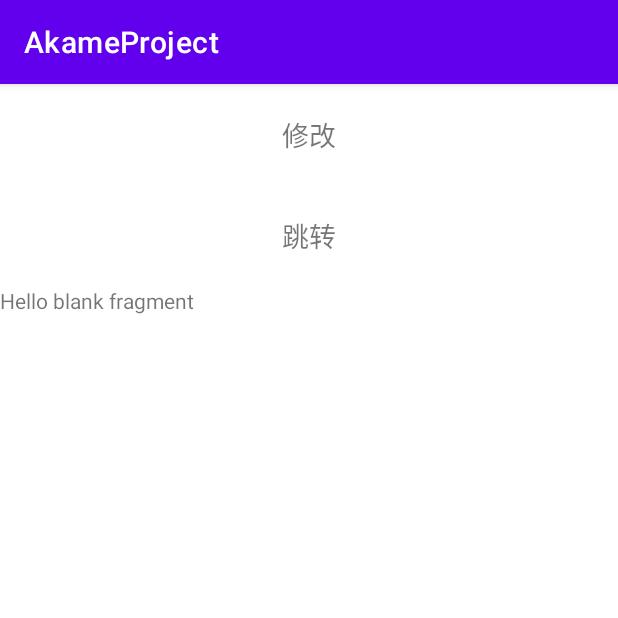
After one commit to Akames/AkameProject, an Android app: the fragment TowFragment placed in its activity, on a phone screen of 412 x 824 dp, the top half of it. The commit adds this screen. Run offline under Robolectric (Android 15) with nearby library versions, the phone set to English and light mode, and no system bars.

Commit message:
增加Fragment 增加混淆配置

```diff
--- a/app/src/main/java/com/akame/akameproject/MainActivity.kt
+++ b/app/src/main/java/com/akame/akameproject/MainActivity.kt
@@ -19,6 +19,8 @@ import com.akame.akameproject.fish.FishActivity
 import com.akame.akameproject.nested.NestedActivity
 import com.akame.akameproject.text.MyTextView
 import com.akame.akameproject.text.TextViewActivity
+import com.akame.proguardfiles.MyTest
+import com.akame.proguardfiles.test.TestB
 import com.akame.skinlib.SkinManger
 import java.io.File
 
@@ -52,6 +54,9 @@ class MainActivity : Activity() {
         myTextView.setOnClickListener {
             startActivity(Intent(this, FishActivity::class.java))
         }
+
+        TestB.test()
+        MyTest.test()
     }
 
     override fun onBackPressed() {
--- /dev/null
+++ b/app/src/main/java/com/akame/akameproject/fragment/MyFragmentActivity.kt
@@ -0,0 +1,55 @@
+package com.akame.akameproject.fragment
+
+import android.content.Intent
+import androidx.appcompat.app.AppCompatActivity
+import android.os.Bundle
+import androidx.fragment.app.Fragment
+import com.akame.akameproject.MainActivity
+import com.akame.akameproject.R
+import com.akame.akameproject.databinding.ActivityMyFragmentBinding
+import com.akame.akameproject.text.TextViewActivity
+
+class MyFragmentActivity : AppCompatActivity() {
+    private lateinit var binding: ActivityMyFragmentBinding
+    private var isShowOne = true
+    private val f1 = OneFragment()
+    private val f2 = TowFragment()
+    private var lastFragment: Fragment? = null
+    override fun onCreate(savedInstanceState: Bundle?) {
+        super.onCreate(savedInstanceState)
+        binding = ActivityMyFragmentBinding.inflate(layoutInflater)
+        setContentView(binding.root)
+        binding.tvChange.setOnClickListener {
+            changeFragment()
+        }
+        binding.tvChange.callOnClick()
+        binding.tv02.setOnClickListener {
+            startActivity(Intent(this, TextViewActivity::class.java))
+        }
+    }
+
+    private fun changeFragment() {
+        if (isShowOne) {
+            showFragment("f1", f1)
+        } else {
+            showFragment("f2", f2)
+        }
+        isShowOne = !isShowOne
+    }
+
+    private fun showFragment(fmTag: String, showFragment: Fragment) {
+        val beginTransaction = supportFragmentManager.beginTransaction()
+        lastFragment?.let { beginTransaction.hide(it) }
+        val fragment = supportFragmentManager.findFragmentByTag(fmTag)
+        if (fragment == null) {
+            beginTransaction.add(R.id.fl_fragment, showFragment, fmTag)
+        } else {
+            beginTransaction.show(fragment)
+        }
+        lastFragment = showFragment
+        beginTransaction.commit()
+//        beginTransaction.commitNow()
+//        beginTransaction.commitAllowingStateLoss()
+//        beginTransaction.commitNowAllowingStateLoss()
+    }
+}
--- /dev/null
+++ b/app/src/main/java/com/akame/akameproject/fragment/OneFragment.kt
@@ -0,0 +1,82 @@
+package com.akame.akameproject.fragment
+
+import android.content.Context
+import android.os.Bundle
+import android.util.Log
+import androidx.fragment.app.Fragment
+import android.view.LayoutInflater
+import android.view.View
+import android.view.ViewGroup
+import com.akame.akameproject.R
+
+class OneFragment : Fragment() {
+    private val taget = "---OneFragment"
+    override fun onAttach(context: Context) {
+        super.onAttach(context)
+        Log.e(taget, "---onAttach----")
+    }
+
+    override fun onCreate(savedInstanceState: Bundle?) {
+        super.onCreate(savedInstanceState)
+        Log.e(taget, "---onCreate----")
+    }
+
+    override fun onCreateView(
+        inflater: LayoutInflater, container: ViewGroup?,
+        savedInstanceState: Bundle?
+    ): View? {
+        Log.e(taget, "---onCreateView----")
+        return inflater.inflate(R.layout.fragment_one, container, false)
+    }
+
+    override fun onViewCreated(view: View, savedInstanceState: Bundle?) {
+        super.onViewCreated(view, savedInstanceState)
+        Log.e(taget, "---onViewCreated----")
+    }
+
+    override fun onStart() {
+        super.onStart()
+        Log.e(taget, "---onStart----")
+    }
+
+    override fun onResume() {
+        super.onResume()
+        Log.e(taget, "---onResume----")
+        if (isHidden){
+            Log.e(taget,"--我现在是隐藏的状态哦--")
+        }
+    }
+
+    override fun onPause() {
+        super.onPause()
+        Log.e(taget, "---onPause----")
+
+    }
+
+    override fun onStop() {
+        super.onStop()
+        Log.e(taget, "---onStop----")
+    }
+
+    override fun onDestroyView() {
+        super.onDestroyView()
+        Log.e(taget, "---onDestroyView----")
+    }
+
+    override fun onDestroy() {
+        super.onDestroy()
+        Log.e(taget, "---onDestroy----")
+    }
+
+    override fun onDetach() {
+        super.onDetach()
+        Log.e(taget, "---onDetach----")
+    }
+
+    override fun onHiddenChanged(hidden: Boolean) {
+        super.onHiddenChanged(hidden)
+        if (!hidden){
+            Log.e(taget,"--我是可见的--")
+        }
+    }
+}
--- /dev/null
+++ b/app/src/main/java/com/akame/akameproject/fragment/TowFragment.kt
@@ -0,0 +1,74 @@
+package com.akame.akameproject.fragment
+
+import android.content.Context
+import android.os.Bundle
+import android.util.Log
+import androidx.fragment.app.Fragment
+import android.view.LayoutInflater
+import android.view.View
+import android.view.ViewGroup
+import com.akame.akameproject.R
+
+
+class TowFragment : Fragment() {
+    private val taget = "---TowFragment"
+    override fun onAttach(context: Context) {
+        super.onAttach(context)
+        Log.e(taget, "---onAttach----")
+    }
+
+    override fun onCreate(savedInstanceState: Bundle?) {
+        super.onCreate(savedInstanceState)
+        Log.e(taget, "---onCreate----")
+    }
+
+    override fun onCreateView(
+        inflater: LayoutInflater, container: ViewGroup?,
+        savedInstanceState: Bundle?
+    ): View? {
+        Log.e(taget, "---onCreateView----")
+        return inflater.inflate(R.layout.fragment_tow, container, false)
+    }
+
+    override fun onViewCreated(view: View, savedInstanceState: Bundle?) {
+        super.onViewCreated(view, savedInstanceState)
+        Log.e(taget, "---onViewCreated----")
+    }
+
+    override fun onStart() {
+        super.onStart()
+        Log.e(taget, "---onStart----")
+    }
+
+    override fun onResume() {
+        super.onResume()
+        Log.e(taget, "---onResume----")
+    }
+
+    override fun onPause() {
+        super.onPause()
+        Log.e(taget, "---onPause----")
+    }
+
+    override fun onStop() {
+        super.onStop()
+        Log.e(taget, "---onStop----")
+    }
+
+    override fun onDestroy() {
+        super.onDestroy()
+        Log.e(taget, "---onDestroy----")
+    }
+
+    override fun onDestroyView() {
+        super.onDestroyView()
+        Log.e(taget, "---onDestroyView----")
+    }
+
+    override fun onDetach() {
+        super.onDetach()
+        Log.e(taget, "---onDetach----")
+    }
+
+
+}
--- a/app/src/main/java/com/akame/akameproject/proxy/DynamicProxy.kt
+++ b/app/src/main/java/com/akame/akameproject/proxy/DynamicProxy.kt
@@ -12,6 +12,8 @@ object DynamicProxy {
     fun main(args: Array<String>) {
 
         val test = Test()
+        //通过ProxyClassFactory#apply生成代理类。同时创建一个带有 InvocationHandler 的构造方法，可以把这个回调传入进去
+        // 代理类会根据传入的class生成对应的方法。当代理类被调用的时候。InvocationHandler就会回调该方法信息调用信息
         val proxy = Proxy.newProxyInstance(
             javaClass.classLoader,
             arrayOf(IProxy::class.java)
--- /dev/null
+++ b/app/src/main/res/layout/activity_my_fragment.xml
@@ -0,0 +1,38 @@
+<?xml version="1.0" encoding="utf-8"?>
+<androidx.constraintlayout.widget.ConstraintLayout xmlns:android="http://schemas.android.com/apk/res/android"
+    xmlns:app="http://schemas.android.com/apk/res-auto"
+    xmlns:tools="http://schemas.android.com/tools"
+    android:layout_width="match_parent"
+    android:layout_height="match_parent"
+    tools:context=".fragment.MyFragmentActivity">
+
+    <TextView
+        android:id="@+id/tv_change"
+        android:layout_width="match_parent"
+        android:layout_height="wrap_content"
+        android:gravity="center"
+        android:padding="20dp"
+        android:text="修改"
+        android:textSize="18sp"
+        app:layout_constraintLeft_toLeftOf="parent"
+        app:layout_constraintRight_toRightOf="parent"
+        app:layout_constraintTop_toTopOf="parent" />
+
+    <TextView
+        android:id="@+id/tv_02"
+        android:layout_width="match_parent"
+        android:layout_height="wrap_content"
+        android:gravity="center"
+        android:padding="20dp"
+        android:text="跳转"
+        android:textSize="18sp"
+        app:layout_constraintTop_toBottomOf="@id/tv_change" />
+
+    <FrameLayout
+        android:id="@+id/fl_fragment"
+        android:layout_width="match_parent"
+        android:layout_height="0dp"
+        app:layout_constraintBottom_toBottomOf="parent"
+        app:layout_constraintTop_toBottomOf="@id/tv_02" />
+
+</androidx.constraintlayout.widget.ConstraintLayout>
--- /dev/null
+++ b/app/src/main/res/layout/fragment_tow.xml
@@ -0,0 +1,14 @@
+<?xml version="1.0" encoding="utf-8"?>
+<FrameLayout xmlns:android="http://schemas.android.com/apk/res/android"
+    xmlns:tools="http://schemas.android.com/tools"
+    android:layout_width="match_parent"
+    android:layout_height="match_parent"
+    tools:context=".fragment.TowFragment">
+
+    <!-- TODO: Update blank fragment layout -->
+    <TextView
+        android:layout_width="match_parent"
+        android:layout_height="match_parent"
+        android:text="@string/hello_blank_fragment" />
+
+</FrameLayout>
--- /dev/null
+++ b/proguardFiles/src/main/AndroidManifest.xml
@@ -0,0 +1,5 @@
+<?xml version="1.0" encoding="utf-8"?>
+<manifest xmlns:android="http://schemas.android.com/apk/res/android"
+    package="com.akame.proguardfiles">
+
+</manifest>
--- a/settings.gradle
+++ b/settings.gradle
@@ -10,3 +10,4 @@ rootProject.name = "AkameProject"
 include ':app'
 include ':skinlib'
 include ':skinapplication'
+include ':proguardFiles'
```
Also changed, not shown: app/build.gradle (+6 -3 lines), app/src/main/AndroidManifest.xml (+13 -4 lines), app/src/main/java/com/akame/akameproject/block/AppSetting.kt (added, +45 -0 lines), app/src/main/res/layout/fragment_one.xml (added, +16 -0 lines), proguardFiles/build.gradle (added, +40 -0 lines), proguardFiles/src/main/java/com/akame/proguardfiles/MyTest.kt (added, +15 -0 lines), proguardFiles/src/main/java/com/akame/proguardfiles/test/TestB.kt (added, +9 -0 lines), 4 other files.
